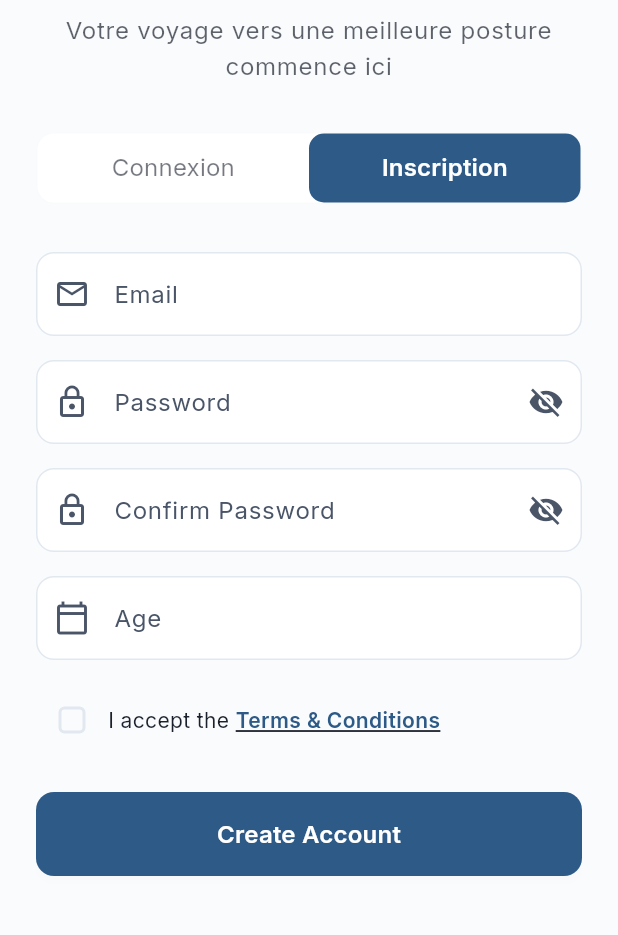
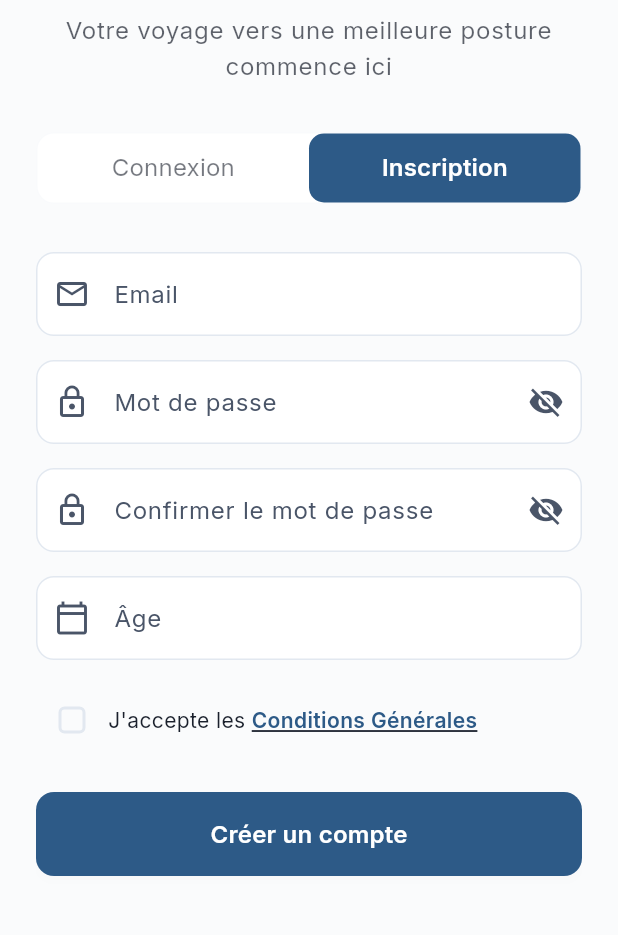
Before and after one commit to SalmaKh2/Aji-Tssourte-app, a Flutter app: the screen it shows after launch, tab 2 chosen, scrolled down 110 dp, on a phone screen of 412 x 824 dp, the part 195-1130 px from its top. Run offline on Flutter 3.47's test engine with Material 3 defaults, Android fonts, the phone set to English and light mode, and no system bars; our stand-ins replace cached_network_image, connectivity_plus, flutter_svg, google_fonts, percent_indicator, sizer.

Commit message:
Translate registration form to French
Updated registration form widget to support French localization. Translated validation messages and UI elements to French.

```diff
--- a/lib/presentation/authentication_screen/widgets/register_form_widget.dart
+++ b/lib/presentation/authentication_screen/widgets/register_form_widget.dart
@@ -1,8 +1,8 @@
 import 'package:flutter/material.dart';
 import 'package:flutter/services.dart';
 
-/// Registration form widget with age validation (18-30 years)
-/// Includes email, password, confirm password, age, and terms acceptance
+/// Formulaire d'inscription avec validation d'âge (18-30 ans)
+/// Inclut email, mot de passe, confirmation de mot de passe, âge et acceptation des conditions
 class RegisterFormWidget extends StatefulWidget {
   final VoidCallback onSuccess;
   final Function(String) onError;
@@ -40,130 +40,130 @@ class _RegisterFormWidgetState extends State<RegisterFormWidget> {
     super.dispose();
   }
 
-  /// Validates email format
+  /// Valide le format de l'email
   String? _validateEmail(String? value) {
     if (value == null || value.isEmpty) {
-      return 'Email is required';
+      return 'L\'email est requis';
     }
-    final emailRegex = RegExp(r'^[\w-\.]+@([\w-]+\.)+[\w-]{2,4}\$');
+    final emailRegex = RegExp(r'^[\w-\.]+@([\w-]+\.)+[\w-]{2,4}$');
     if (!emailRegex.hasMatch(value)) {
-      return 'Enter a valid email address';
+      return 'Veuillez entrer une adresse email valide';
     }
     return null;
   }
 
-  /// Validates password strength
+  /// Valide la force du mot de passe
   String? _validatePassword(String? value) {
     if (value == null || value.isEmpty) {
-      return 'Password is required';
+      return 'Le mot de passe est requis';
     }
     if (value.length < 8) {
-      return 'Password must be at least 8 characters';
+      return 'Le mot de passe doit contenir au moins 8 caractères';
     }
     if (!value.contains(RegExp(r'[A-Z]'))) {
-      return 'Password must contain at least one uppercase letter';
+      return 'Le mot de passe doit contenir au moins une majuscule';
     }
     if (!value.contains(RegExp(r'[a-z]'))) {
-      return 'Password must contain at least one lowercase letter';
+      return 'Le mot de passe doit contenir au moins une minuscule';
     }
     if (!value.contains(RegExp(r'[0-9]'))) {
-      return 'Password must contain at least one number';
+      return 'Le mot de passe doit contenir au moins un chiffre';
     }
     if (!value.contains(RegExp(r'[!@#\$%^&*(),.?":{}|<>]'))) {
-      return 'Password must contain at least one special character';
+      return 'Le mot de passe doit contenir au moins un caractère spécial';
     }
     return null;
   }
 
-  /// Validates confirm password matches
+  /// Valide que la confirmation correspond au mot de passe
   String? _validateConfirmPassword(String? value) {
     if (value == null || value.isEmpty) {
-      return 'Please confirm your password';
+      return 'Veuillez confirmer votre mot de passe';
     }
     if (value != _passwordController.text) {
-      return 'Passwords do not match';
+      return 'Les mots de passe ne correspondent pas';
     }
     return null;
   }
 
-  /// Validates age is between 18-30
+  /// Valide que l'âge est entre 18 et 30 ans
   String? _validateAge(String? value) {
     if (value == null || value.isEmpty) {
-      return 'Age is required';
+      return 'L\'âge est requis';
     }
     final age = int.tryParse(value);
     if (age == null) {
-      return 'Enter a valid age';
+      return 'Veuillez entrer un âge valide';
     }
     if (age < 18 || age > 30) {
-      return 'This program is designed for ages 18-30';
+      return 'Ce programme est conçu pour les 18-30 ans';
     }
     return null;
   }
 
-  /// Handles registration submission
+  /// Gère la soumission de l'inscription
   Future<void> _handleRegister() async {
     if (!_formKey.currentState!.validate()) return;
 
     if (!_acceptedTerms) {
-      widget.onError('Please accept the terms and conditions');
+      widget.onError('Veuillez accepter les conditions générales');
       return;
     }
 
     widget.onLoadingChanged(true);
 
-    // Simulate API call
+    // Simulation d'appel API
     await Future.delayed(const Duration(seconds: 2));
 
     widget.onLoadingChanged(false);
     widget.onSuccess();
   }
 
-  /// Shows terms and conditions dialog
+  /// Affiche la boîte de dialogue des conditions générales
   void _showTermsDialog() {
     final theme = Theme.of(context);
 
     showDialog(
       context: context,
       builder: (context) => AlertDialog(
-        title: Text('Terms & Conditions', style: theme.textTheme.titleLarge),
+        title: Text('Conditions Générales', style: theme.textTheme.titleLarge),
         content: SingleChildScrollView(
           child: Column(
             crossAxisAlignment: CrossAxisAlignment.start,
             children: [
               Text(
-                'Age Requirement',
+                'Exigence d\'âge',
                 style: theme.textTheme.titleMedium?.copyWith(
                   fontWeight: FontWeight.w600,
                 ),
               ),
               SizedBox(height: 8),
               Text(
-                'This program is specifically designed for young adults aged 18-30 years. The exercises and assessments are tailored to this age group\'s physical capabilities and common postural issues.',
+                'Ce programme est spécialement conçu pour les jeunes adultes âgés de 18 à 30 ans. Les exercices et évaluations sont adaptés aux capacités physiques de ce groupe d\'âge et aux problèmes posturaux courants.',
                 style: theme.textTheme.bodyMedium,
               ),
               SizedBox(height: 16),
               Text(
-                'Health Disclaimer',
+                'Avertissement de santé',
                 style: theme.textTheme.titleMedium?.copyWith(
                   fontWeight: FontWeight.w600,
                 ),
               ),
               SizedBox(height: 8),
               Text(
-                'By using this app, you confirm that you are in good health and able to participate in physical exercise. If you experience severe pain (>7/10) or neurological symptoms, you will be advised to consult a healthcare professional.',
+                'En utilisant cette application, vous confirmez que vous êtes en bonne santé et capable de participer à des exercices physiques. Si vous ressentez une douleur intense (>7/10) ou des symptômes neurologiques, il vous sera conseillé de consulter un professionnel de santé.',
                 style: theme.textTheme.bodyMedium,
               ),
               SizedBox(height: 16),
               Text(
-                'Data Privacy',
+                'Confidentialité des données',
                 style: theme.textTheme.titleMedium?.copyWith(
                   fontWeight: FontWeight.w600,
                 ),
               ),
               SizedBox(height: 8),
               Text(
-                'Your personal data and health information will be stored securely and used only to personalize your exercise program. We comply with GDPR and Moroccan Law 09 for data protection.',
+                'Vos données personnelles et informations de santé seront stockées en toute sécurité et utilisées uniquement pour personnaliser votre programme d\'exercices. Nous nous conformons au RGPD et à la loi marocaine 09-08 pour la protection des données.',
                 style: theme.textTheme.bodyMedium,
               ),
             ],
@@ -172,7 +172,7 @@ class _RegisterFormWidgetState extends State<RegisterFormWidget> {
         actions: [
           TextButton(
             onPressed: () => Navigator.pop(context),
-            child: Text('Close'),
+            child: Text('Fermer'),
           ),
         ],
       ),
@@ -188,7 +188,7 @@ class _RegisterFormWidgetState extends State<RegisterFormWidget> {
       child: Column(
         crossAxisAlignment: CrossAxisAlignment.stretch,
         children: [
-          // Email Field
+          // Champ Email
           TextFormField(
             controller: _emailController,
             keyboardType: TextInputType.emailAddress,
@@ -196,7 +196,7 @@ class _RegisterFormWidgetState extends State<RegisterFormWidget> {
             validator: _validateEmail,
             decoration: InputDecoration(
               labelText: 'Email',
-              hintText: 'Enter your email',
+              hintText: 'Entrez votre email',
               prefixIcon: Icon(Icons.email_outlined),
               border: OutlineInputBorder(
                 borderRadius: BorderRadius.circular(12),
@@ -205,15 +205,15 @@ class _RegisterFormWidgetState extends State<RegisterFormWidget> {
           ),
           SizedBox(height: 16),
 
-          // Password Field
+          // Champ Mot de passe
           TextFormField(
             controller: _passwordController,
             obscureText: _obscurePassword,
             textInputAction: TextInputAction.next,
             validator: _validatePassword,
             decoration: InputDecoration(
-              labelText: 'Password',
-              hintText: 'Create a strong password',
+              labelText: 'Mot de passe',
+              hintText: 'Créez un mot de passe fort',
               prefixIcon: Icon(Icons.lock_outline),
               suffixIcon: IconButton(
                 icon: Icon(
@@ -230,15 +230,15 @@ class _RegisterFormWidgetState extends State<RegisterFormWidget> {
           ),
           SizedBox(height: 16),
 
-          // Confirm Password Field
+          // Champ Confirmation du mot de passe
           TextFormField(
             controller: _confirmPasswordController,
             obscureText: _obscureConfirmPassword,
             textInputAction: TextInputAction.next,
             validator: _validateConfirmPassword,
             decoration: InputDecoration(
-              labelText: 'Confirm Password',
-              hintText: 'Re-enter your password',
+              labelText: 'Confirmer le mot de passe',
+              hintText: 'Ressaisissez votre mot de passe',
               prefixIcon: Icon(Icons.lock_outline),
               suffixIcon: IconButton(
                 icon: Icon(
@@ -259,7 +259,7 @@ class _RegisterFormWidgetState extends State<RegisterFormWidget> {
           ),
           SizedBox(height: 16),
 
-          // Age Field
+          // Champ Âge
           TextFormField(
             controller: _ageController,
             keyboardType: TextInputType.number,
@@ -271,8 +271,8 @@ class _RegisterFormWidgetState extends State<RegisterFormWidget> {
             validator: _validateAge,
             onFieldSubmitted: (_) => _handleRegister(),
             decoration: InputDecoration(
-              labelText: 'Age',
-              hintText: 'Enter your age (18-30)',
+              labelText: 'Âge',
+              hintText: 'Entrez votre âge (18-30)',
               prefixIcon: Icon(Icons.calendar_today_outlined),
               border: OutlineInputBorder(
                 borderRadius: BorderRadius.circular(12),
@@ -281,7 +281,7 @@ class _RegisterFormWidgetState extends State<RegisterFormWidget> {
           ),
           SizedBox(height: 16),
 
-          // Terms Checkbox
+          // Case à cocher Conditions
           Row(
             children: [
               Checkbox(
@@ -298,11 +298,11 @@ class _RegisterFormWidgetState extends State<RegisterFormWidget> {
                   onTap: _showTermsDialog,
                   child: Text.rich(
                     TextSpan(
-                      text: 'I accept the ',
+                      text: 'J\'accepte les ',
                       style: theme.textTheme.bodyMedium,
                       children: [
                         TextSpan(
-                          text: 'Terms & Conditions',
+                          text: 'Conditions Générales',
                           style: theme.textTheme.bodyMedium?.copyWith(
                             color: theme.colorScheme.primary,
                             fontWeight: FontWeight.w600,
@@ -318,7 +318,7 @@ class _RegisterFormWidgetState extends State<RegisterFormWidget> {
           ),
           SizedBox(height: 24),
 
-          // Register Button
+          // Bouton d'inscription
           SizedBox(
             height: 56,
             child: ElevatedButton(
@@ -340,7 +340,7 @@ class _RegisterFormWidgetState extends State<RegisterFormWidget> {
                       ),
                     )
                   : Text(
-                      'Create Account',
+                      'Créer un compte',
                       style: theme.textTheme.titleMedium?.copyWith(
                         color: theme.colorScheme.onPrimary,
                         fontWeight: FontWeight.w600,
```
